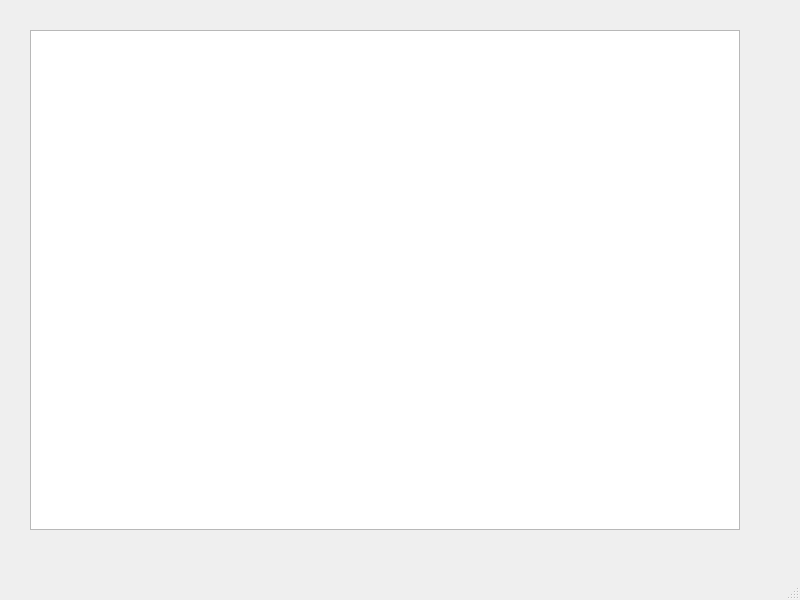
First picture: the form in Practica5/mainwindow.ui, repository jhorysgoezr/practica5, before the edit.
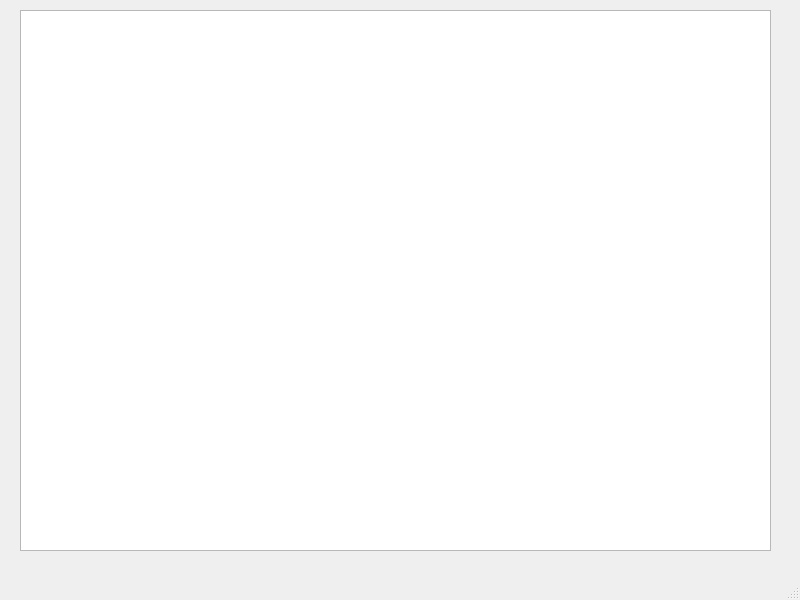
Second picture: the form after the edit.

What changed in the file:
```diff
--- a/Practica5/mainwindow.ui
+++ b/Practica5/mainwindow.ui
@@ -17,10 +17,10 @@
    <widget class="QGraphicsView" name="graphicsView">
     <property name="geometry">
      <rect>
-      <x>30</x>
-      <y>30</y>
-      <width>710</width>
-      <height>500</height>
+      <x>20</x>
+      <y>10</y>
+      <width>751</width>
+      <height>541</height>
      </rect>
     </property>
    </widget>
```
Left out of the diff: 2 changed lines with no effect on the pictures.
